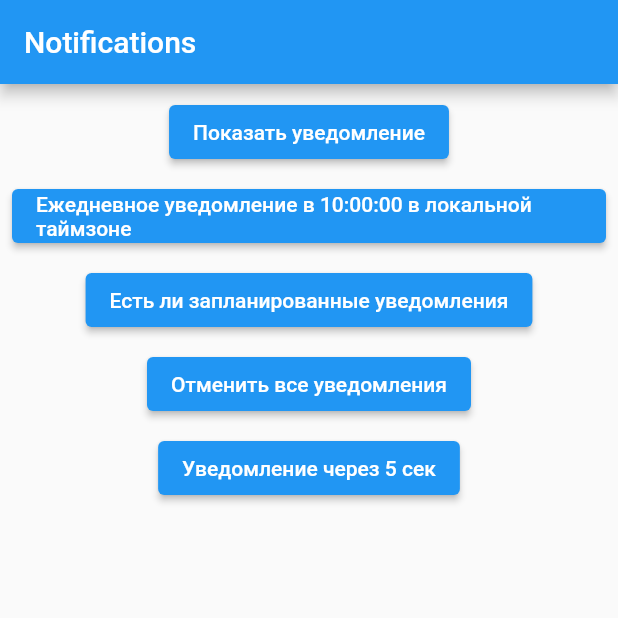
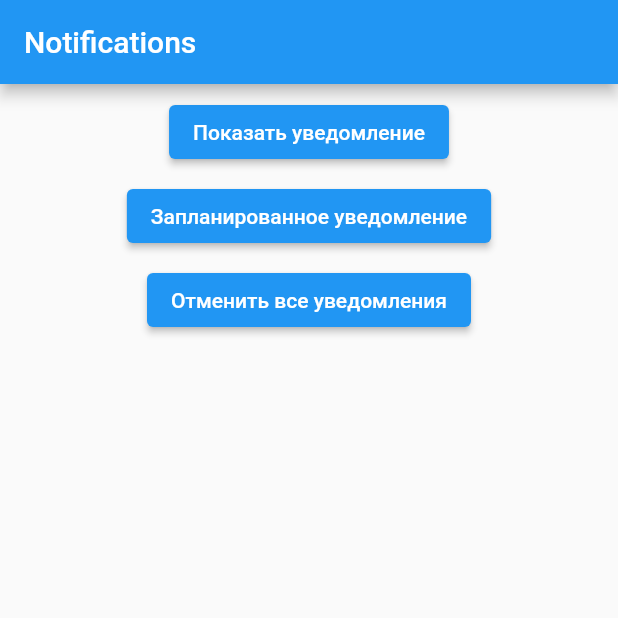
Before and after one commit to jestyal/notification_example, a Flutter app: the screen it shows after launch, after a tap on "Показать уведомление", on a phone screen of 412 x 824 dp, the top half of it. Run offline on Flutter 3.47's test engine with Material 2 defaults, Android fonts, the phone set to English and light mode, and no system bars; our stand-ins replace flutter_local_notifications, flutter_native_timezone, timezone.

Commit message:
Added scheduled notifications

```diff
--- a/lib/main.dart
+++ b/lib/main.dart
@@ -55,9 +55,12 @@ class HomePage extends StatefulWidget {
 }
 
 class _HomePageState extends State<HomePage> {
+
   @override
   void initState() {
     super.initState();
+
+    _scheduleNotification();
   }
 
   @override
@@ -91,18 +94,9 @@ class _HomePageState extends State<HomePage> {
                       padding: const EdgeInsets.fromLTRB(0, 0, 0, 8),
                       child: ElevatedButton(
                         onPressed: () async {
-                          await _scheduleDailyTenAMNotification();
+                          await _scheduleNotification();
                         },
-                        child: const Text("Ежедневное уведомление в 10:00:00 в локальной таймзоне"),
-                      ),
-                    ),
-                    Padding(
-                      padding: const EdgeInsets.fromLTRB(0, 0, 0, 8),
-                      child: ElevatedButton(
-                        onPressed: () async {
-                          await _checkPendingNotificationRequests();
-                        },
-                        child: const Text("Есть ли запланированные уведомления"),
+                        child: const Text("Запланированное уведомление"),
                       ),
                     ),
                     Padding(
@@ -114,17 +108,6 @@ class _HomePageState extends State<HomePage> {
                         child: const Text("Отменить все уведомления"),
                       ),
                     ),
-                    Padding(
-                      padding: const EdgeInsets.fromLTRB(0, 0, 0, 8),
-                      child: ElevatedButton(
-                        onPressed: () async {
-                          await _zonedScheduleNotification();
-                        },
-                        child: const Text("Уведомление через 5 сек"),
-                      ),
-                    ),
-
-
                   ],
                 ),
               ),
@@ -133,78 +116,54 @@ class _HomePageState extends State<HomePage> {
         ),
       );
 
+  // простое уведомление по кнопке
   Future<void> _showNotification() async {
     const AndroidNotificationDetails androidPlatformChannelSpecifics =
         AndroidNotificationDetails('ID', 'Название уведомления',
             channelDescription: 'Контент уведомления',
             importance: Importance.max, //Importance.high,
-            priority: Priority.high,
-            ticker: 'ticker');
-    const NotificationDetails platformChannelSpecifics = NotificationDetails(android: androidPlatformChannelSpecifics);
-    await flutterLocalNotificationsPlugin.show(0, "Привет", "Привет, мир!", platformChannelSpecifics);
+            priority: Priority.high);
+    const IOSNotificationDetails iosDetails = IOSNotificationDetails();
+    const NotificationDetails platformChannelSpecifics = NotificationDetails(android: androidPlatformChannelSpecifics, iOS: iosDetails);
+    await flutterLocalNotificationsPlugin.show(
+        0,
+        "Уведомление",
+        "Простое уведомление", platformChannelSpecifics);
   }
 
-  Future<void> _zonedScheduleNotification() async {
+  // ежедневное напоминание в заданное время
+  Future<void> _scheduleNotification() async {
+    // задаем время напоминания в 24х-часовом формате
+    int hour = 15;
+    int minutes = 35;
+
     await flutterLocalNotificationsPlugin.zonedSchedule(
         0,
-        'Уведомление',
-        'через 5 секунд',
-        tz.TZDateTime.now(tz.local).add(const Duration(seconds: 5)),
+        'Ежедневное напоминание',
+        'Выделить полчаса на занятия программированием',
+        _nextInstanceOfTenAM(hour, minutes),
         const NotificationDetails(
             android: AndroidNotificationDetails(
                 'your channel id', 'your channel name',
                 channelDescription: 'your channel description')),
         androidAllowWhileIdle: true,
         uiLocalNotificationDateInterpretation:
-        UILocalNotificationDateInterpretation.absoluteTime);
-  }
-
-  Future<void> _checkPendingNotificationRequests() async {
-    final List<PendingNotificationRequest> pendingNotificationRequests =
-        await flutterLocalNotificationsPlugin.pendingNotificationRequests();
-    return showDialog<void>(
-      context: context,
-      builder: (BuildContext context) => AlertDialog(
-        content: Text('${pendingNotificationRequests.length} pending notification '
-            'requests'),
-        actions: <Widget>[
-          TextButton(
-            onPressed: () {
-              Navigator.of(context).pop();
-            },
-            child: const Text('OK'),
-          ),
-        ],
-      ),
-    );
-  }
-
-  Future<void> _cancelAllNotifications() async {
-    await flutterLocalNotificationsPlugin.cancelAll();
-  }
-
-  Future<void> _scheduleDailyTenAMNotification() async {
-    await flutterLocalNotificationsPlugin.zonedSchedule(
-        0,
-        'Ежедневное напоминание',
-        'Выделить полчаса на занятия программированием',
-        _nextInstanceOfTenAM(),
-        const NotificationDetails(
-          android: AndroidNotificationDetails('daily notification channel id', 'daily notification channel name',
-              channelDescription: 'daily notification description'),
-        ),
-        androidAllowWhileIdle: true,
-        uiLocalNotificationDateInterpretation: UILocalNotificationDateInterpretation.absoluteTime,
+        UILocalNotificationDateInterpretation.absoluteTime,
         matchDateTimeComponents: DateTimeComponents.time);
   }
 
-  tz.TZDateTime _nextInstanceOfTenAM() {
+  tz.TZDateTime _nextInstanceOfTenAM(int hour, int minutes) {
     final tz.TZDateTime now = tz.TZDateTime.now(tz.local);
-    tz.TZDateTime scheduledDate = tz.TZDateTime(tz.local, now.year, now.month, now.day, 14);
+    tz.TZDateTime scheduledDate = tz.TZDateTime(tz.local, now.year, now.month, now.day, hour, minutes);
     if (scheduledDate.isBefore(now)) {
       scheduledDate = scheduledDate.add(const Duration(days: 1));
     }
     return scheduledDate;
   }
 
+  //отменить все напоминания
+  Future<void> _cancelAllNotifications() async {
+    await flutterLocalNotificationsPlugin.cancelAll();
+  }
+
 }
```
